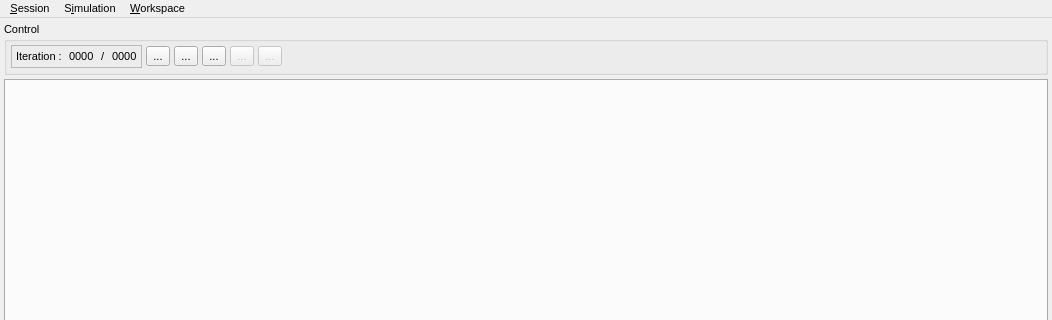
Qt form src/gui/gui.ui (disorderedmaterials/dissolve) before a commit; both pictures show x 0 to 1052 and y 0 to 320 of the 1052 by 944 pixel window.
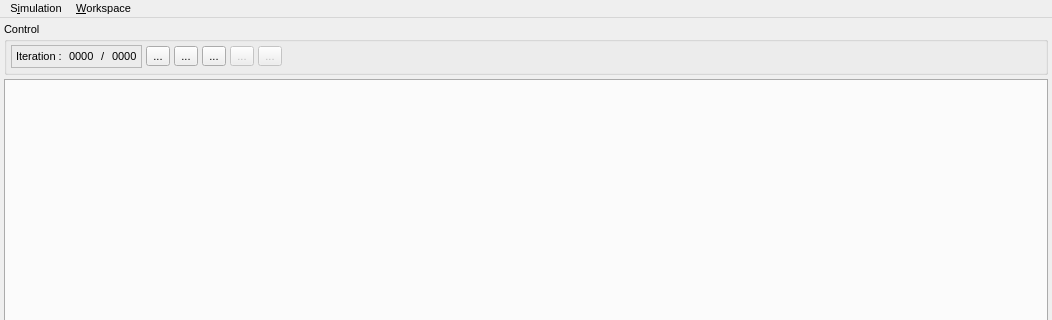
The same form after that commit. Icons and pictures are not drawn.

What changed in the file:
```diff
--- a/src/gui/gui.ui
+++ b/src/gui/gui.ui
@@ -309,7 +309,7 @@
      <height>23</height>
     </rect>
    </property>
-   <widget class="QMenu" name="FileMenu">
+   <widget class="QMenu" name="SessionMenu">
     <property name="title">
      <string>&amp;Session</string>
     </property>
```
Left out of the diff: 6 changed lines with no effect on the pictures.
